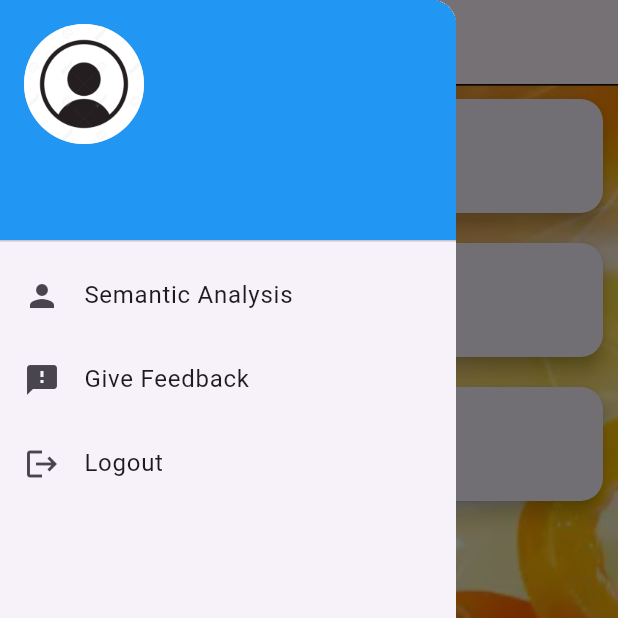
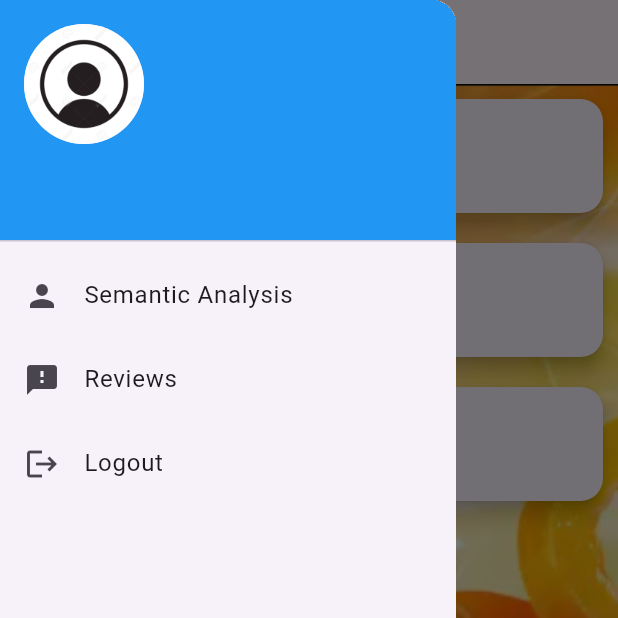
Before and after one commit to Nouman-Tasif/restaurantsanalysis, a Flutter app: the RestaurantsScreen screen opened directly, with the side drawer open, on a phone screen of 412 x 824 dp, the top half of it. Run offline on Flutter 3.47's test engine with Material 3 defaults, Android fonts, the phone set to English and light mode, and no system bars; our stand-ins replace cloud_firestore, firebase_auth, firebase_core, flutter_staggered_animations, flutter_tts, fluttertoast and 2 more; missing offline and left inert: pay, tflite_flutter; accounts and stored records are empty.

Commit message:
code updated

```diff
--- a/lib/screen/restaurant_list_screen.dart
+++ b/lib/screen/restaurant_list_screen.dart
@@ -64,7 +64,7 @@ class RestaurantsScreen extends StatelessWidget {
               ),
               ListTile(
                 leading: const Icon(Icons.feedback),
-                title: const Text('Give Feedback'),
+                title: const Text('Reviews'),
                 onTap: () {
                   Navigator.push(context, MaterialPageRoute(builder: (context) =>ReviewScreen()));
                 },
```
